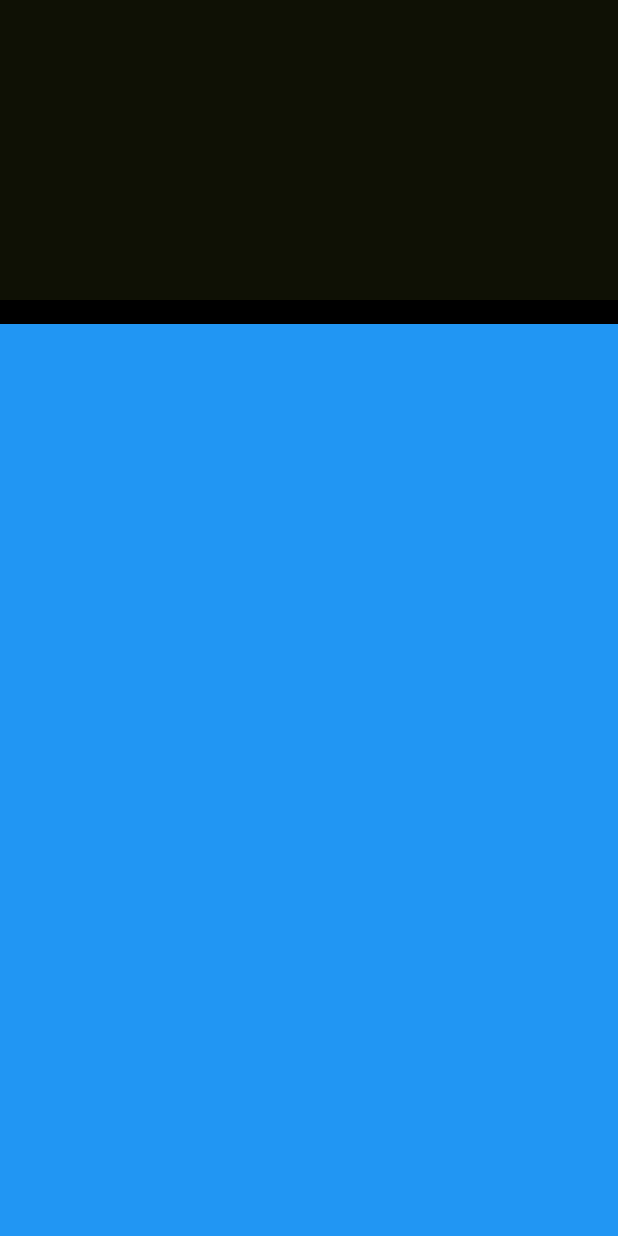
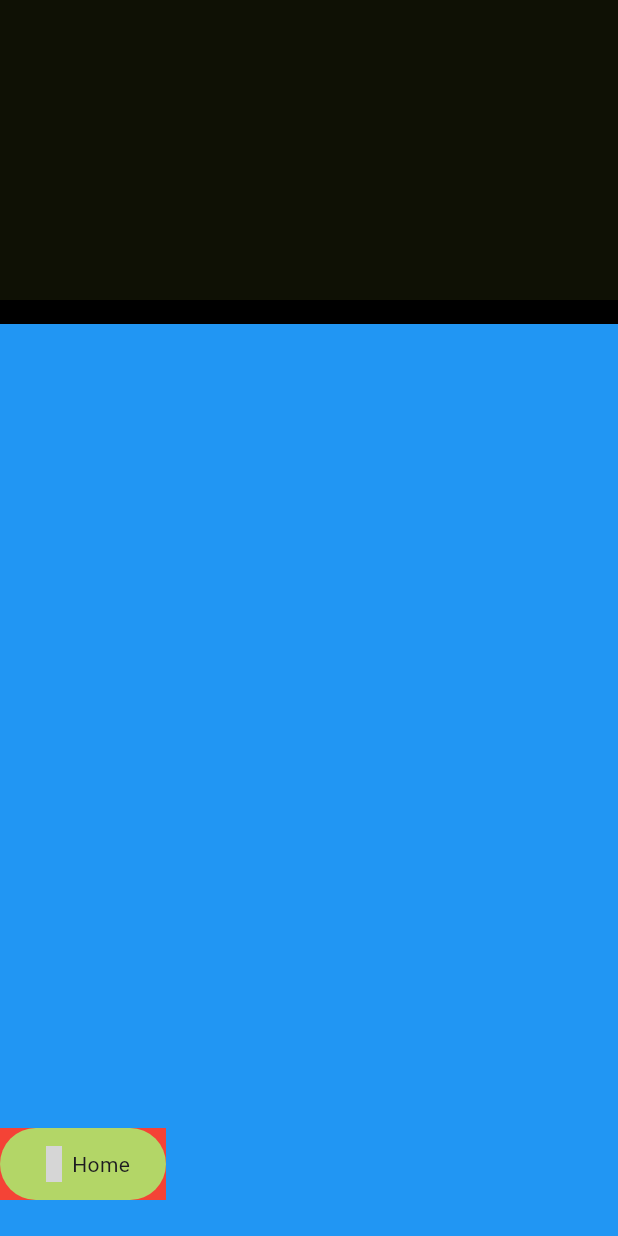
Before and after one commit to JAICHANGPARK/flutter_notebook_chapter_43, a Flutter app: the FoodOrderMainPage screen opened directly, on a phone screen of 412 x 824 dp. Run offline on Flutter 3.47's test engine with Material 3 defaults, Android fonts, the phone set to English and light mode, and no system bars; our stand-ins replace gap, hugeicons, percent_indicator; grey boxes are pictures that could not be loaded.

Commit message:
Update food_order_main_page.dart

```diff
--- a/lib/ep2393_food_order_app/ui/food_order_main_page.dart
+++ b/lib/ep2393_food_order_app/ui/food_order_main_page.dart
@@ -1,4 +1,5 @@
 import 'package:flutter/material.dart';
+import 'package:hugeicons/hugeicons.dart';
 
 class FoodOrderMainPage extends StatefulWidget {
   const FoodOrderMainPage({super.key});
@@ -33,9 +34,23 @@ class _FoodOrderMainPageState extends State<FoodOrderMainPage> {
                   bottom: 24,
                   child: Container(
                     color: Colors.red,
+
                     child: Row(
                       children: [
+                        Container(
+                          decoration: ShapeDecoration(
+                            shape: StadiumBorder(),
+                            color: Color(0xffb3d667),
+                          ),
+                          padding: EdgeInsets.symmetric(horizontal: 24, vertical: 12),
+                          child: Row(
 
+                            children: [
+                              Icon(HugeIcons.strokeRoundedHome01),
+                              Text("Home"),
+                            ],
+                          ),
+                        )
                       ],
                     ),
                   ),
```
